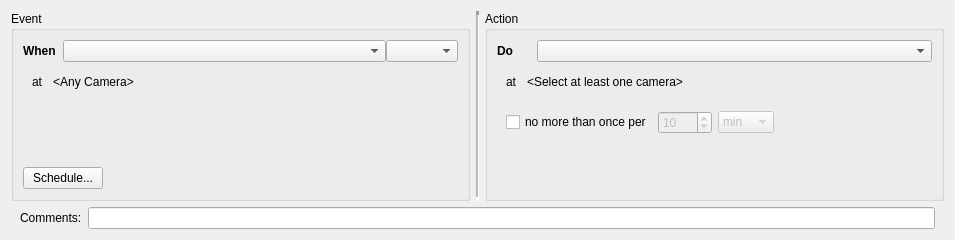
The window that client/src/ui/widgets/business/business_rule_widget.ui (networkoptix/nx_open) describes before a commit, drawn with Qt 5.
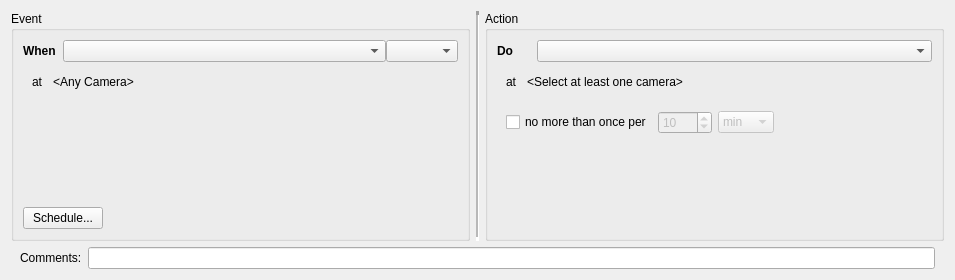
The same window after the commit. Icons and pictures are not drawn.

Commit message:
Fixed minimum height of "Advanced" section of E&A Dialog
<==== Mercurial data ====>
Branch: master

Patch:
```diff
--- a/client/src/ui/widgets/business/business_rule_widget.ui
+++ b/client/src/ui/widgets/business/business_rule_widget.ui
@@ -7,9 +7,15 @@
     <x>0</x>
     <y>0</y>
     <width>955</width>
-    <height>240</height>
+    <height>280</height>
    </rect>
   </property>
+  <property name="minimumSize">
+   <size>
+    <width>0</width>
+    <height>280</height>
+   </size>
+  </property>
   <property name="acceptDrops">
    <bool>true</bool>
   </property>
```
